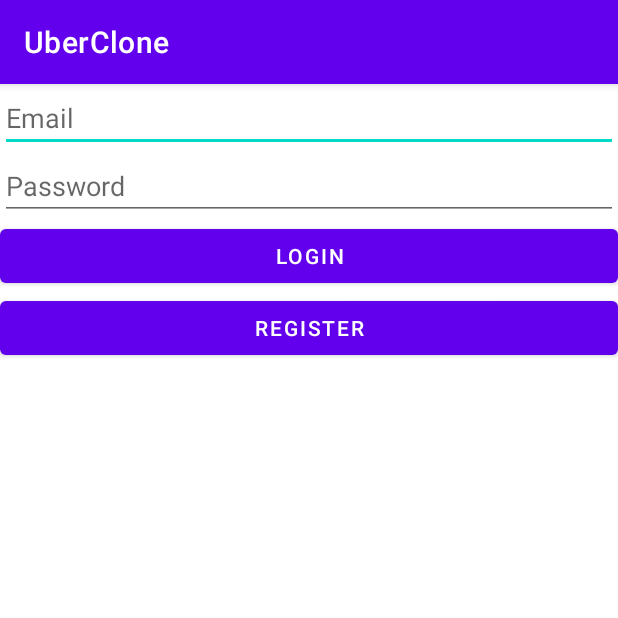
After one commit to javierjuanJJ/UberClone, an Android app: the CustomerLoginActivity screen opened directly, with no data from a screen before it, on a phone screen of 412 x 824 dp, the top half of it. The commit adds this screen. Run offline under Robolectric (Android 15) with nearby library versions, the phone set to English and light mode, and no system bars; our stand-ins replace Firebase (no records; nobody signed in at launch, a user with empty details on screens opened directly); 1 statement that could not run was skipped.

Commit message:
User Login and Registration

```diff
--- a/app/build.gradle
+++ b/app/build.gradle
@@ -35,6 +35,7 @@ dependencies {
     implementation 'com.google.android.material:material:1.6.1'
     implementation 'androidx.constraintlayout:constraintlayout:2.1.4'
     implementation 'com.google.firebase:firebase-auth:21.0.8'
+    implementation 'com.google.firebase:firebase-database:20.0.6'
     testImplementation 'junit:junit:4.13.2'
     androidTestImplementation 'androidx.test.ext:junit:1.1.3'
     androidTestImplementation 'androidx.test.espresso:espresso-core:3.4.0'
--- /dev/null
+++ b/app/src/main/java/whatsappclone/proyecto_javier_juan_uceda/uberclone/CustomerLoginActivity.java
@@ -0,0 +1,114 @@
+package whatsappclone.proyecto_javier_juan_uceda.uberclone;
+
+import androidx.annotation.NonNull;
+import androidx.appcompat.app.AppCompatActivity;
+
+import android.content.Intent;
+import android.os.Bundle;
+import android.text.InputType;
+import android.view.View;
+import android.widget.Button;
+import android.widget.EditText;
+import android.widget.Toast;
+
+import com.google.android.gms.tasks.OnCompleteListener;
+import com.google.android.gms.tasks.Task;
+import com.google.firebase.auth.AuthResult;
+import com.google.firebase.auth.FirebaseAuth;
+import com.google.firebase.auth.FirebaseUser;
+import com.google.firebase.database.DatabaseReference;
+import com.google.firebase.database.FirebaseDatabase;
+
+public class CustomerLoginActivity extends AppCompatActivity implements View.OnClickListener {
+
+    private Button btnLogin, btnRegister;
+    private EditText etEmail, etPassword;
+
+    private FirebaseAuth mAuth;
+    private FirebaseAuth.AuthStateListener firebaseAuthListener;
+
+    @Override
+    protected void onCreate(Bundle savedInstanceState) {
+        super.onCreate(savedInstanceState);
+        setContentView(R.layout.activity_driver_login);
+
+        setUI();
+
+    }
+
+    private void setUI() {
+        btnLogin = findViewById(R.id.login);
+        btnRegister = findViewById(R.id.register);
+
+        etEmail = findViewById(R.id.email);
+        etPassword = findViewById(R.id.password);
+
+        btnLogin.setOnClickListener(this);
+        btnRegister.setOnClickListener(this);
+
+        etEmail.setInputType(InputType.TYPE_TEXT_VARIATION_EMAIL_ADDRESS);
+        etPassword.setInputType(InputType.TYPE_CLASS_TEXT);
+
+        mAuth = FirebaseAuth.getInstance();
+
+        firebaseAuthListener = new FirebaseAuth.AuthStateListener() {
+            @Override
+            public void onAuthStateChanged(@NonNull FirebaseAuth firebaseAuth) {
+                FirebaseUser user = FirebaseAuth.getInstance().getCurrentUser();
+                if (user != null) {
+                    Intent intent = new Intent(CustomerLoginActivity.this, MapActivity.class);
+                    startActivity(intent);
+                    finish();
+                }
+            }
+        };
+    }
+
+    @Override
+    public void onClick(View view) {
+
+        final String email = etEmail.getText().toString();
+        final String password = etPassword.getText().toString();
+
+        switch (view.getId()){
+            case R.id.login:
+                mAuth.signInWithEmailAndPassword(email,password).addOnCompleteListener(new OnCompleteListener<AuthResult>() {
+                    @Override
+                    public void onComplete(@NonNull Task<AuthResult> task) {
+                        if (!task.isSuccessful()) {
+                            Toast.makeText(CustomerLoginActivity.this, getString(R.string.signInError), Toast.LENGTH_SHORT).show();
+                        }
+                    }
+                });
+                break;
+            case R.id.register:
+                mAuth.createUserWithEmailAndPassword(email,password).addOnCompleteListener(CustomerLoginActivity.this, new OnCompleteListener<AuthResult>() {
+                    @Override
+                    public void onComplete(@NonNull Task<AuthResult> task) {
+                        if (!task.isSuccessful()){
+                            Toast.makeText(CustomerLoginActivity.this, getString(R.string.sinUpError), Toast.LENGTH_SHORT).show();
+                        }
+                        else {
+                            String userId = mAuth.getCurrentUser().getUid();
+                            DatabaseReference currentUserDB = FirebaseDatabase.getInstance().getReference().child("Users").child("Drivers").child(userId);
+                            currentUserDB.setValue(true);
+                        }
+                    }
+                });
+                break;
+        }
+
+    }
+
+    @Override
+    protected void onStart() {
+        super.onStart();
+        mAuth.addAuthStateListener(firebaseAuthListener);
+    }
+
+    @Override
+    protected void onStop() {
+        super.onStop();
+        mAuth.removeAuthStateListener(firebaseAuthListener);
+    }
+}
--- /dev/null
+++ b/app/src/main/res/layout/activity_driver_login.xml
@@ -0,0 +1,34 @@
+<?xml version="1.0" encoding="utf-8"?>
+<LinearLayout xmlns:android="http://schemas.android.com/apk/res/android"
+    xmlns:app="http://schemas.android.com/apk/res-auto"
+    xmlns:tools="http://schemas.android.com/tools"
+    android:layout_width="match_parent"
+    android:layout_height="match_parent"
+    tools:context=".DriverLoginActivity"
+    android:orientation="vertical">
+
+    <EditText
+        android:layout_width="match_parent"
+        android:layout_height="wrap_content"
+        android:hint="@string/email"
+        android:id="@+id/email"/>
+
+    <EditText
+        android:layout_width="match_parent"
+        android:layout_height="wrap_content"
+        android:hint="@string/password"
+        android:id="@+id/password"/>
+
+    <Button
+        android:layout_width="match_parent"
+        android:layout_height="wrap_content"
+        android:text="@string/login"
+        android:id="@+id/login"
+        />
+    <Button
+        android:layout_width="match_parent"
+        android:layout_height="wrap_content"
+        android:text="@string/register"
+        android:id="@+id/register"
+        />
+</LinearLayout>
--- a/app/src/main/res/values/strings.xml
+++ b/app/src/main/res/values/strings.xml
@@ -1,3 +1,11 @@
 <resources>
     <string name="app_name">UberClone</string>
+    <string name="email">Email</string>
+    <string name="password">Password</string>
+    <string name="login">Login</string>
+    <string name="register">Register</string>
+    <string name="signInError">Sign in error</string>
+    <string name="sinUpError">Sign up error</string>
+    <string name="btndriver">I\'m a driver</string>
+    <string name="btnCustomer">I\'m a customer</string>
 </resources>
```
Also changed, not shown: app/src/main/AndroidManifest.xml (+21 -0 lines), app/src/main/java/whatsappclone/proyecto_javier_juan_uceda/uberclone/DriverLoginActivity.java (added, +114 -0 lines), app/src/main/java/whatsappclone/proyecto_javier_juan_uceda/uberclone/MainActivity.java (+33 -1 lines), app/src/main/java/whatsappclone/proyecto_javier_juan_uceda/uberclone/MapActivity.java (added, +14 -0 lines), app/src/main/res/layout/activity_customer_login.xml (added, +34 -0 lines), app/src/main/res/layout/activity_main.xml (+12 -10 lines), app/src/main/res/layout/activity_map.xml (added, +9 -0 lines).
